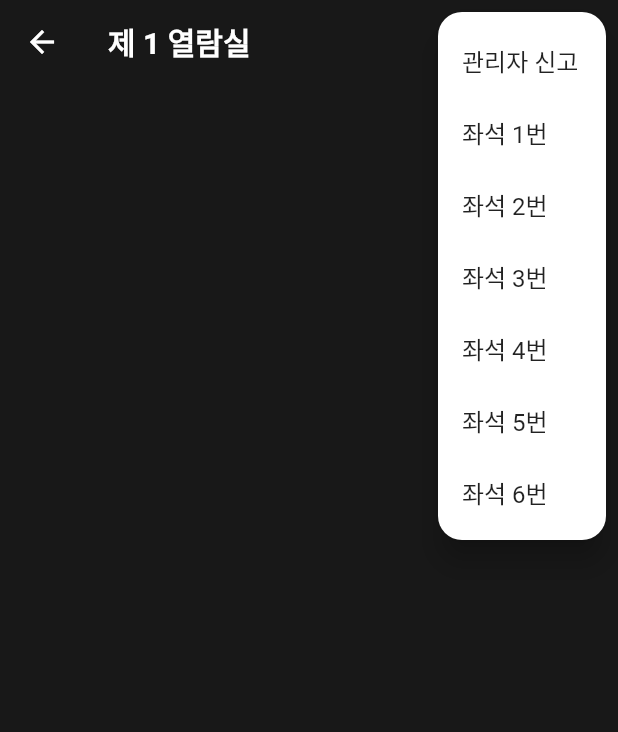
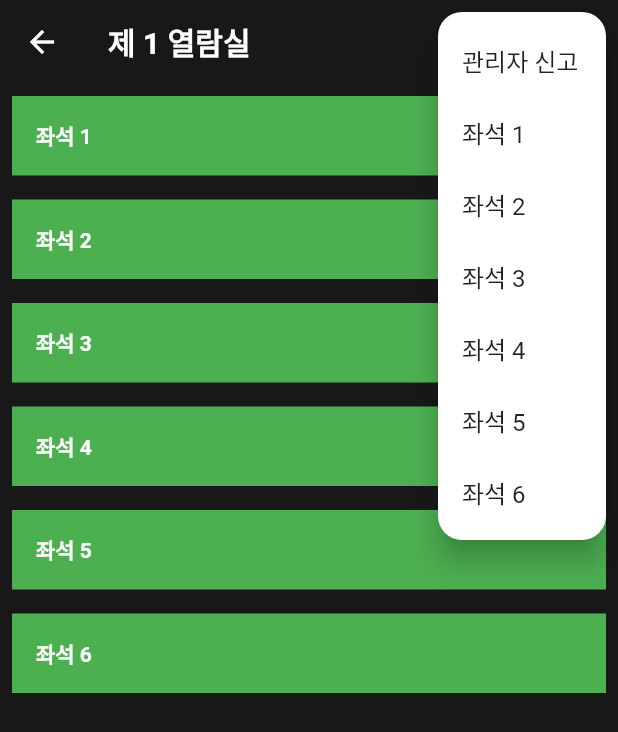
Before and after one commit to JEILDLWLRMA/KHU_LIBRARY_APP, a Flutter app: the Room screen opened directly, after a tap on the "menu" icon, on a phone screen of 412 x 824 dp. Shown: the top 732 px of the screen. Run offline on Flutter 3.47's test engine with Material 2 defaults, Android fonts, the phone set to English and light mode, and no system bars; our stand-ins replace firebase_core, firebase_database; accounts and stored records are empty.

Commit message:
Feat : Seat Reservation

```diff
--- a/lib/screens/openroom.dart
+++ b/lib/screens/openroom.dart
@@ -1,17 +1,25 @@
 import 'package:flutter/material.dart';
 import 'package:khu_library/screens/report.dart';
 
-class Room extends StatelessWidget {
+class Room extends StatefulWidget {
   final String title;
 
   const Room({Key? key, required this.title}) : super(key: key);
+
+  @override
+  _RoomState createState() => _RoomState();
+}
+
+class _RoomState extends State<Room> {
+  // Index of the currently reserved seat, -1 means no reservation
+  int currentReservationIndex = -1;
 
   @override
   Widget build(BuildContext context) {
     return Scaffold(
       appBar: AppBar(
         title: Text(
-          title,
+          widget.title,
           style: const TextStyle(
             fontWeight: FontWeight.bold,
           ),
@@ -38,30 +46,11 @@ class Room extends StatelessWidget {
                 value: '관리자 신고',
                 child: Text('관리자 신고'),
               ),
-              const PopupMenuItem<String>(
-                value: 'item',
-                child: Text('좌석 1번'),
-              ),
-              const PopupMenuItem<String>(
-                value: 'item',
-                child: Text('좌석 2번'),
-              ),
-              const PopupMenuItem<String>(
-                value: 'item',
-                child: Text('좌석 3번'),
-              ),
-              const PopupMenuItem<String>(
-                value: 'item',
-                child: Text('좌석 4번'),
-              ),
-              const PopupMenuItem<String>(
-                value: 'item',
-                child: Text('좌석 5번'),
-              ),
-              const PopupMenuItem<String>(
-                value: 'item',
-                child: Text('좌석 6번'),
-              ),
+              for (int i = 1; i <= 6; i++)
+                PopupMenuItem<String>(
+                  value: 'item$i',
+                  child: Text('좌석 $i'),
+                ),
             ],
             elevation: 8,
             padding: const EdgeInsets.all(8),
@@ -73,8 +62,63 @@ class Room extends StatelessWidget {
         backgroundColor: const Color(0xFF181818),
         shadowColor: const Color(0xFF181818).withOpacity(0),
       ),
-      body: const Center(
-        child: Column(),
+      body: Center(
+        child: ListView.builder(
+          itemCount: 6,
+          itemBuilder: (context, index) {
+            // Check if seat is reserved
+            bool isReserved = currentReservationIndex == index;
+
+            // Determine color based on reservation status
+            Color seatColor = isReserved ? Colors.red : Colors.green;
+
+            return GestureDetector(
+              onTap: () {
+                // Handle seat tap
+                setState(() {
+                  if (currentReservationIndex == -1) {
+                    // Reserve the seat
+                    currentReservationIndex = index;
+                  } else if (currentReservationIndex == index) {
+                    // Cancel the reservation if tapping the same seat again
+                    currentReservationIndex = -1;
+                  } else {
+                    // Show a popup indicating that a seat is already reserved
+                    showDialog(
+                      context: context,
+                      builder: (BuildContext context) {
+                        return AlertDialog(
+                          title: const Text('이미 좌석 예약 중'),
+                          content: const Text('한 번에 하나의 좌석만 예약 가능합니다.'),
+                          actions: [
+                            TextButton(
+                              onPressed: () {
+                                Navigator.of(context).pop();
+                              },
+                              child: const Text('확인'),
+                            ),
+                          ],
+                        );
+                      },
+                    );
+                  }
+                });
+              },
+              child: Container(
+                margin: const EdgeInsets.all(8),
+                padding: const EdgeInsets.all(16),
+                color: seatColor,
+                child: Text(
+                  '좌석 ${index + 1}',
+                  style: const TextStyle(
+                    color: Colors.white,
+                    fontWeight: FontWeight.bold,
+                  ),
+                ),
+              ),
+            );
+          },
+        ),
       ),
       backgroundColor: const Color(0xFF181818),
     );
--- a/lib/widgets/card.dart
+++ b/lib/widgets/card.dart
@@ -39,7 +39,6 @@ class CertificationCard extends StatelessWidget {
                     onPressed: () {
                       // Handle 외출 logic here
                       Navigator.of(context).pop();
-                      Navigator.of(context).pop();
                     },
                     style: ElevatedButton.styleFrom(
                       backgroundColor: const Color.fromRGBO(173, 29, 25, 1),
@@ -60,7 +59,6 @@ class CertificationCard extends StatelessWidget {
                   ElevatedButton(
                     onPressed: () {
                       // Handle 퇴실 logic here
-                      Navigator.of(context).pop();
                       Navigator.of(context).pop();
                     },
                     style: ElevatedButton.styleFrom(
--- a/pubspec.yaml
+++ b/pubspec.yaml
@@ -38,6 +38,8 @@ dependencies:
   url_launcher: ^6.1.14
   firebase_core: ^2.24.0
   firebase_database: ^10.3.6
+  cloud_firestore: ^4.7.0
+  firebase_auth: ^4.5.0
 
 dev_dependencies:
   flutter_test:
```
Also changed, not shown: pubspec.lock, 5 other files.
